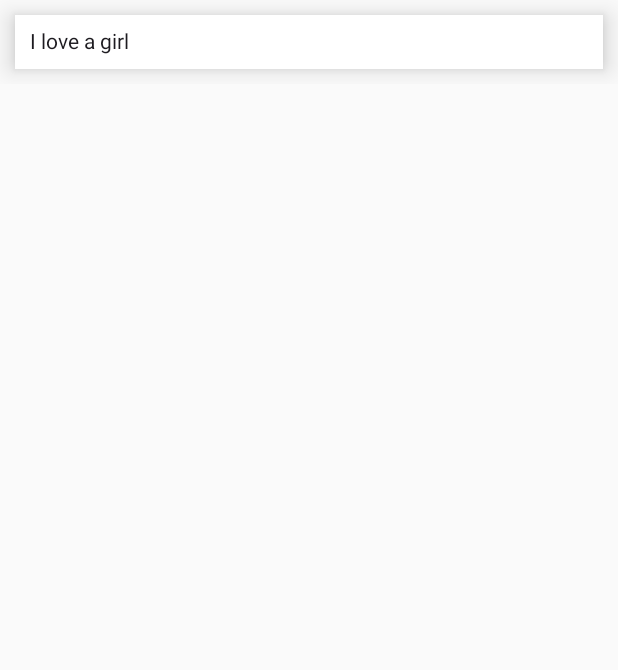
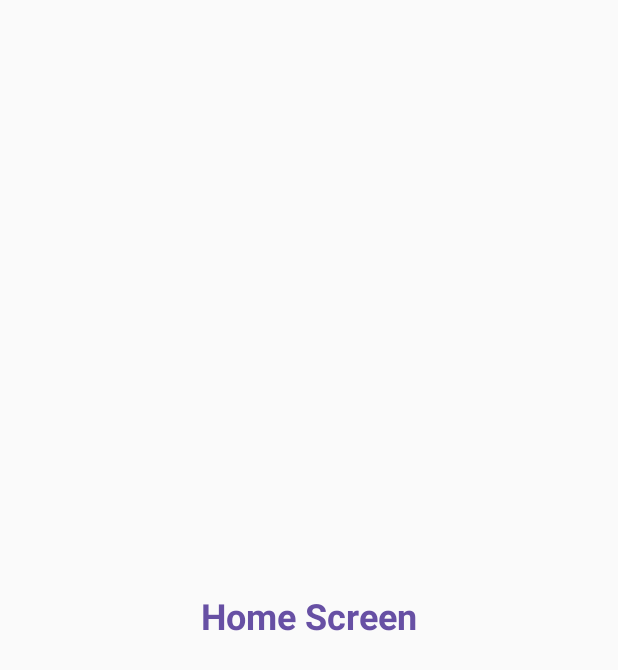
Before and after one commit to 008adarshshukla/Learn-Jetpck-Compose, an Android app built with Jetpack Compose: the screen it shows after launch (MainActivity), on a phone screen of 412 x 824 dp. Shown: the top 670 px of the screen. Run offline under Robolectric (Android 15) with nearby library versions, the phone set to English and light mode, and no system bars.

Commit message:
Done navigation part1

```diff
--- a/app/build.gradle
+++ b/app/build.gradle
@@ -55,10 +55,15 @@ dependencies {
     implementation "androidx.compose.ui:ui-tooling-preview:$compose_version"
     implementation 'androidx.compose.material3:material3:1.0.0-alpha11'
     implementation 'androidx.core:core-ktx:1.9.0'
+    implementation 'androidx.navigation:navigation-runtime-ktx:2.4.1'
     testImplementation 'junit:junit:4.13.2'
     androidTestImplementation 'androidx.test.ext:junit:1.1.3'
     androidTestImplementation 'androidx.test.espresso:espresso-core:3.4.0'
     androidTestImplementation "androidx.compose.ui:ui-test-junit4:$compose_version"
     debugImplementation "androidx.compose.ui:ui-tooling:$compose_version"
     debugImplementation "androidx.compose.ui:ui-test-manifest:$compose_version"
+
+    def nav_version = "2.5.3"
+
+    implementation("androidx.navigation:navigation-compose:$nav_version")
 }
--- a/app/src/main/java/com/example/learnjetpackcompose/MainActivity.kt
+++ b/app/src/main/java/com/example/learnjetpackcompose/MainActivity.kt
@@ -14,13 +14,20 @@ import androidx.compose.ui.graphics.Color
 import androidx.compose.ui.text.font.FontWeight
 import androidx.compose.ui.tooling.preview.Preview
 import androidx.compose.ui.unit.dp
+import androidx.navigation.NavHostController
+import androidx.navigation.compose.rememberNavController
+import com.example.learnjetpackcompose.NavigationBootcamp.NavigationHomeScreen
+import com.example.learnjetpackcompose.NavigationBootcamp.SetupNavGraph
 import com.example.learnjetpackcompose.ui.theme.LearnJetpackComposeTheme
 
 class MainActivity : ComponentActivity() {
+
+    lateinit var navController: NavHostController
     override fun onCreate(savedInstanceState: Bundle?) {
         super.onCreate(savedInstanceState)
         setContent {
-            CardsBootcampComposable()
+            navController = rememberNavController()
+            SetupNavGraph(navControlller = navController)
         }
     }
 }
@@ -45,7 +52,7 @@ fun HomeView() {
 @Preview
 @Composable
 fun DefaultPreview() {
-    CardsBootcampComposable()
+    CardsBootcampComposable ()
 }
 /*
 Concept of Composition and Recomposition-
--- a/app/src/main/java/com/example/learnjetpackcompose/NavigationBootcamp/NavigationPart1.kt
+++ b/app/src/main/java/com/example/learnjetpackcompose/NavigationBootcamp/NavigationPart1.kt
@@ -1 +1,99 @@
 package com.example.learnjetpackcompose.NavigationBootcamp
+
+import androidx.compose.foundation.clickable
+import androidx.compose.foundation.layout.Box
+import androidx.compose.foundation.layout.fillMaxSize
+import androidx.compose.material3.MaterialTheme
+import androidx.compose.material3.Text
+import androidx.compose.runtime.Composable
+import androidx.compose.ui.Alignment
+import androidx.compose.ui.Modifier
+import androidx.compose.ui.text.font.FontWeight
+import androidx.compose.ui.tooling.preview.Preview
+import androidx.navigation.NavHostController
+import androidx.navigation.compose.NavHost
+import androidx.navigation.compose.composable
+import androidx.navigation.compose.rememberNavController
+
+/*
+Components of Navigation -
+1. Nav Controller - Its main purpose is to keep track of the back stack and the composable screen
+. Its a good practice to place nav controller to place high in the view hierarchy.
+2. Nav Host - Its main purpose is to define a navigation graph. So basically inside the nav host
+we can define all our screens, its routes, arguements and all other specific requirements. Also
+here we can define our start destination.
+ */
+
+
+@Composable
+fun NavigationHomeScreen(navControlller: NavHostController) {
+    Box(
+        modifier = Modifier.fillMaxSize(),
+        contentAlignment = Alignment.Center
+    ) {
+        Text(
+            modifier = Modifier.clickable {
+                navControlller.navigate(route = Screens.Details.route)
+            },
+            text = "Home Screen",
+            color = MaterialTheme.colorScheme.primary,
+            fontSize = MaterialTheme.typography.headlineSmall.fontSize,
+            fontWeight = FontWeight.Bold
+        )
+    }
+}
+
+@Preview(showBackground = true)
+@Composable
+fun NavigationHomeScreenPreview() {
+    NavigationHomeScreen(navControlller = rememberNavController())
+}
+
+
+@Composable
+fun NavigationDetailsScreen(navControlller: NavHostController) {
+    Box(
+        modifier = Modifier.fillMaxSize(),
+        contentAlignment = Alignment.Center
+    ) {
+        Text(
+            modifier = Modifier.clickable {
+                navControlller.popBackStack()
+            },
+            text = "Deatils Screen",
+            color = MaterialTheme.colorScheme.primary,
+            fontSize = MaterialTheme.typography.headlineSmall.fontSize,
+            fontWeight = FontWeight.Bold
+        )
+    }
+}
+
+@Preview(showBackground = true)
+@Composable
+fun NavigationDetailsScreenPreview() {
+    NavigationDetailsScreen(navControlller = rememberNavController())
+}
+
+@Composable
+fun SetupNavGraph(navControlller: NavHostController) {
+    NavHost(
+        navController = navControlller,
+        startDestination = Screens.Home.route
+    ) {
+        //declare all our destinations.
+
+        //this the starting destination details
+        composable(
+            route = Screens.Home.route
+        ) {
+            NavigationHomeScreen(navControlller = navControlller)
+        }
+
+        //details of ther destinations---
+
+        //Details of the details Destination.
+        composable(route = Screens.Details.route) {
+            NavigationDetailsScreen(navControlller = navControlller)
+        }
+    }
+}
--- /dev/null
+++ b/app/src/main/java/com/example/learnjetpackcompose/NavigationBootcamp/Screens.kt
@@ -0,0 +1,6 @@
+package com.example.learnjetpackcompose.NavigationBootcamp
+
+sealed class Screens(val route: String) {
+    object Home: Screens(route = "home_screen")
+    object Details: Screens(route = "details_screen")
+}
```
